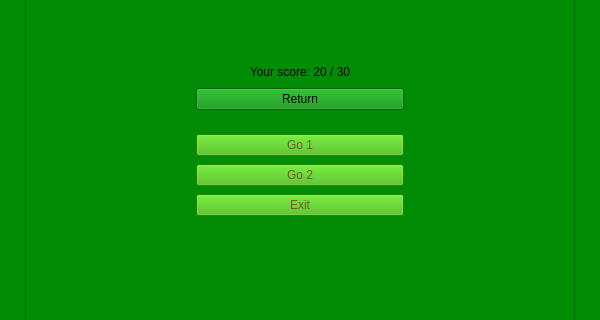
Old version of the form qtclicker.ui in the repository MichalBan/qt-clicker; both pictures show x 0 to 600 and y 145 to 465 of the 600 by 600 pixel window.
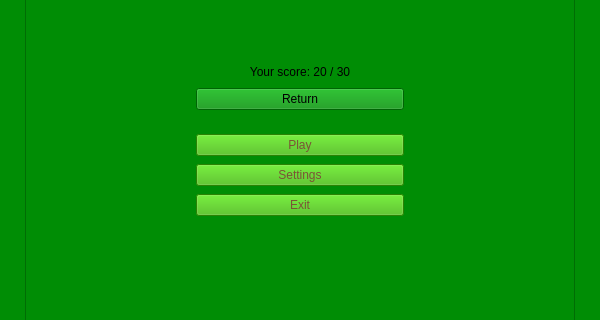
New version of the form.

Commit message: basic window switching

```diff
--- a/qtclicker.ui
+++ b/qtclicker.ui
@@ -43,7 +43,7 @@
 color: rgb(122, 84, 53);</string>
        </property>
        <property name="text">
-        <string>Go 1</string>
+        <string>Play</string>
        </property>
       </widget>
      </item>
@@ -54,7 +54,7 @@
 color: rgb(122, 84, 53);</string>
        </property>
        <property name="text">
-        <string>Go 2</string>
+        <string>Settings</string>
        </property>
       </widget>
      </item>
```
Left out of the diff: 4 changed lines with no effect on the pictures. The commit also changes 6 other files.
